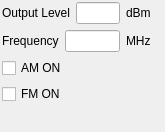
The window that modules/sg/core/signalgeneratorform.ui (northriv/KAME) describes before a commit, drawn with Qt 5.
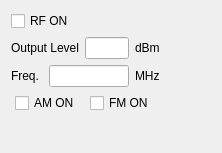
The same window after the commit.

What changed in the file:
```diff
--- a/modules/sg/core/signalgeneratorform.ui
+++ b/modules/sg/core/signalgeneratorform.ui
@@ -6,22 +6,19 @@
    <rect>
     <x>0</x>
     <y>0</y>
-    <width>165</width>
-    <height>132</height>
+    <width>222</width>
+    <height>153</height>
    </rect>
   </property>
   <property name="windowTitle">
    <string>Signal Generator Control</string>
   </property>
   <widget class="QWidget" name="widget">
-   <layout class="QGridLayout">
-    <property name="margin">
-     <number>2</number>
-    </property>
+   <layout class="QGridLayout" name="gridLayout">
     <item row="0" column="0">
-     <layout class="QGridLayout">
-      <item row="2" column="0">
-       <widget class="QCheckBox" name="m_ckbAMON">
+     <layout class="QVBoxLayout" name="verticalLayout">
+      <item>
+       <widget class="QCheckBox" name="m_ckbRFON">
         <property name="sizePolicy">
          <sizepolicy hsizetype="Fixed" vsizetype="Fixed">
           <horstretch>0</horstretch>
@@ -29,11 +26,11 @@
          </sizepolicy>
         </property>
         <property name="text">
-         <string>AM ON</string>
+         <string>RF ON</string>
         </property>
        </widget>
       </item>
-      <item row="0" column="0">
+      <item>
        <layout class="QHBoxLayout">
         <item>
          <widget class="QLabel" name="textLabel5_3">
@@ -95,20 +92,7 @@
         </item>
        </layout>
       </item>
-      <item row="3" column="0">
-       <widget class="QCheckBox" name="m_ckbFMON">
-        <property name="sizePolicy">
-         <sizepolicy hsizetype="Fixed" vsizetype="Fixed">
-          <horstretch>0</horstretch>
-          <verstretch>0</verstretch>
-         </sizepolicy>
-        </property>
-        <property name="text">
-         <string>FM ON</string>
-        </property>
-       </widget>
-      </item>
-      <item row="1" column="0">
+      <item>
        <layout class="QHBoxLayout">
         <item>
          <widget class="QLabel" name="textLabel5_3_2">
@@ -119,7 +103,7 @@
            </sizepolicy>
           </property>
           <property name="text">
-           <string>Frequency</string>
+           <string>Freq.</string>
           </property>
           <property name="wordWrap">
            <bool>false</bool>
@@ -164,6 +148,36 @@
         </item>
        </layout>
       </item>
+      <item>
+       <layout class="QHBoxLayout" name="horizontalLayout">
+        <item>
+         <widget class="QCheckBox" name="m_ckbAMON">
+          <property name="sizePolicy">
+           <sizepolicy hsizetype="Fixed" vsizetype="Fixed">
+            <horstretch>0</horstretch>
+            <verstretch>0</verstretch>
+           </sizepolicy>
+          </property>
+          <property name="text">
+           <string>AM ON</string>
+          </property>
+         </widget>
+        </item>
+        <item>
+         <widget class="QCheckBox" name="m_ckbFMON">
+          <property name="sizePolicy">
+           <sizepolicy hsizetype="Fixed" vsizetype="Fixed">
+            <horstretch>0</horstretch>
+            <verstretch>0</verstretch>
+           </sizepolicy>
+          </property>
+          <property name="text">
+           <string>FM ON</string>
+          </property>
+         </widget>
+        </item>
+       </layout>
+      </item>
      </layout>
     </item>
     <item row="0" column="1">
```
Left out of the diff: 7 changed lines with no effect on the pictures.
